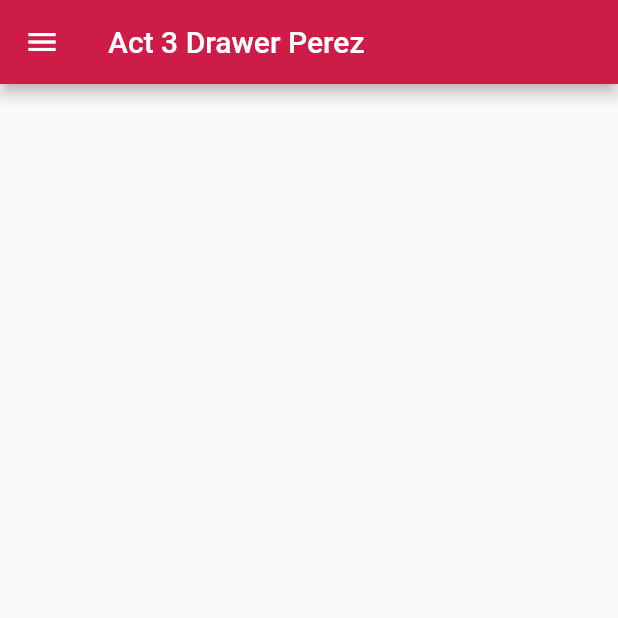
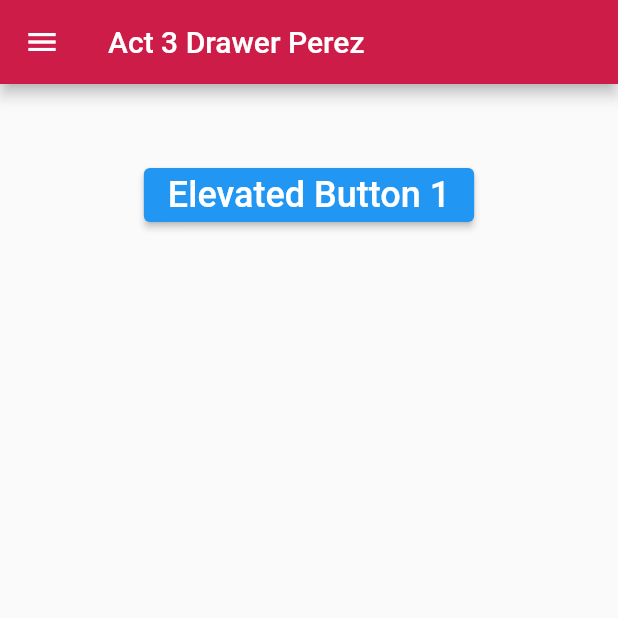
Before and after one commit to anapaomat/DrawerFlutLab, a Flutter app: the screen it shows after launch, on a phone screen of 412 x 824 dp, the top half of it. Run offline on Flutter 3.47's test engine with Material 2 defaults, Android fonts, the phone set to English and light mode, and no system bars.

Commit message:
version4

```diff
--- a/lib/main.dart
+++ b/lib/main.dart
@@ -3,7 +3,7 @@ import 'package:flutter/material.dart';
 void main() => runApp(MyApp());
 
 class MyApp extends StatelessWidget {
-  const MyApp({super.key});
+  const MyApp({Key? key}) : super(key: key);
   static const String _title = 'Drawer Flutter ';
   // This widget is the root of your application.
   @override
@@ -26,9 +26,11 @@ class MyHomePage extends StatefulWidget {
 }
 
 class _MyHomePageState extends State<MyHomePage> {
+  final GlobalKey<ScaffoldState> _key = GlobalKey(); // Create a key
   @override
   Widget build(BuildContext context) {
     return Scaffold(
+      key: _key,
       appBar: AppBar(
         title: Text('Act 3 Drawer Perez'),
         backgroundColor: const Color(0xffcd1c48),
@@ -100,6 +102,20 @@ class _MyHomePageState extends State<MyHomePage> {
                 Navigator.pop(context);
               },
             ),
+            AboutListTile(
+              // <-- SEE HERE
+              icon: Icon(
+                Icons.info,
+              ),
+              child: Text('About app'),
+              applicationIcon: Icon(
+                Icons.local_play,
+              ),
+              applicationName: 'My Cool App',
+              applicationVersion: '1.0.25',
+              applicationLegalese: '© 2019 Company',
+              aboutBoxChildren: [],
+            ),
           ],
         ),
       ),
@@ -109,6 +125,15 @@ class _MyHomePageState extends State<MyHomePage> {
             SizedBox(
               height: 50,
             ),
+            ElevatedButton(
+              onPressed: () {
+                _key.currentState!.openDrawer(); //<-- SEE HERE
+              },
+              child: const Text(
+                'Elevated Button 1',
+                style: TextStyle(fontSize: 24),
+              ),
+            ),
           ],
         ),
       ),
```
